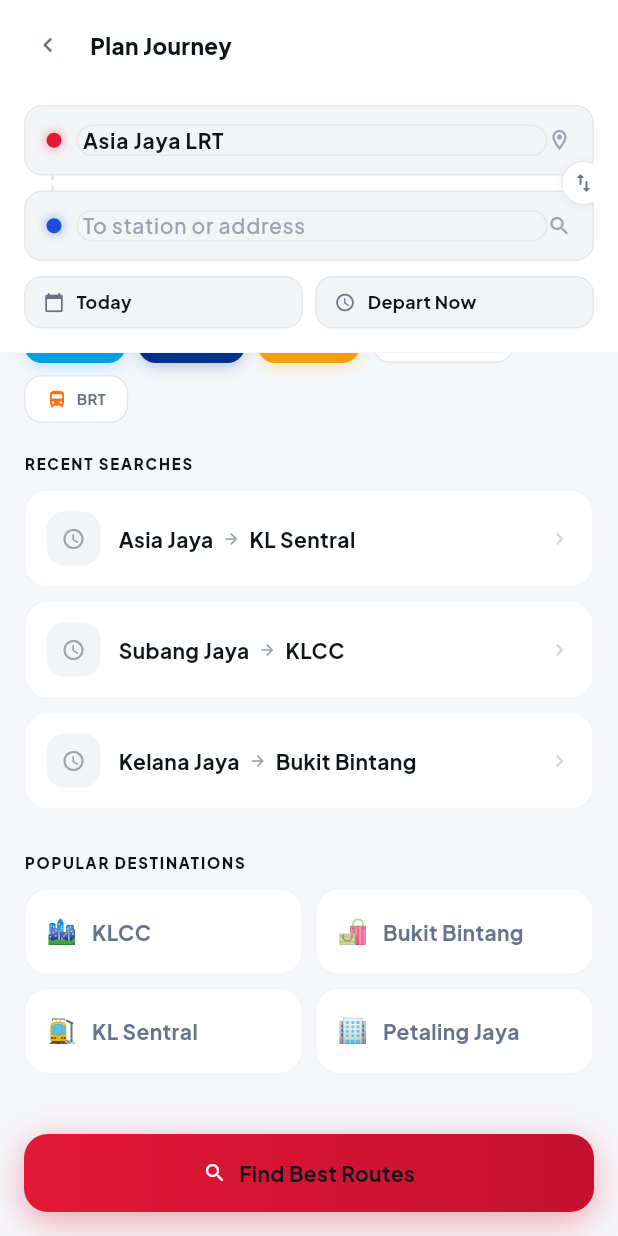
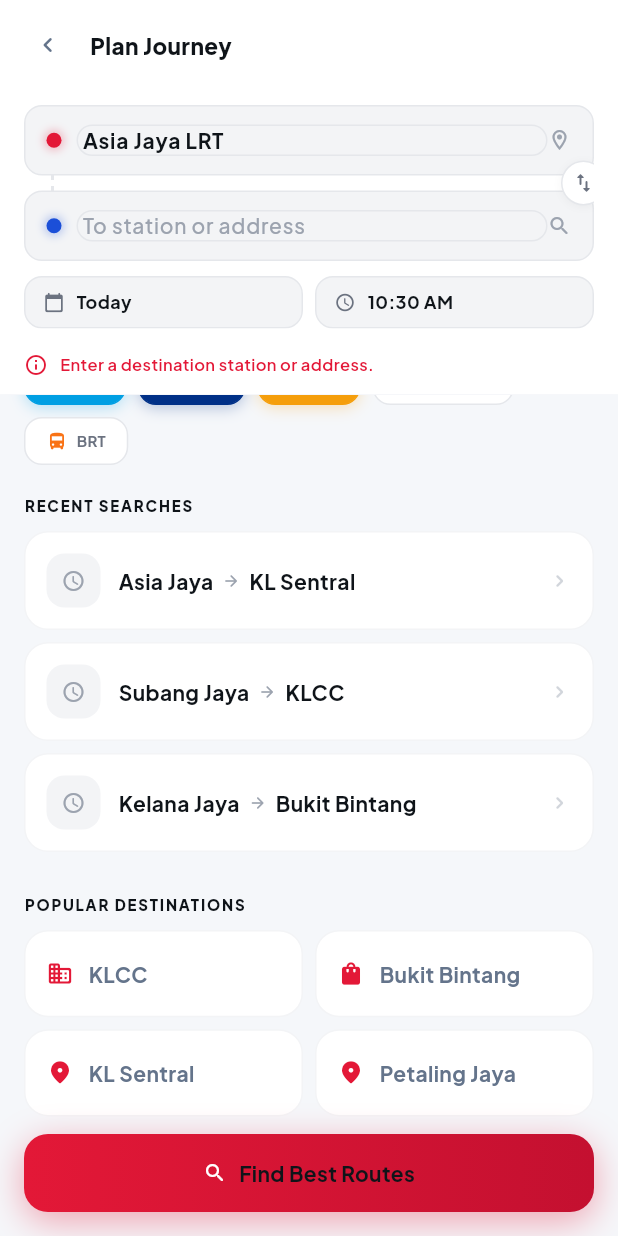
Before and after one commit to yanlok/smartroute, a Flutter app: the PlannerScreen widget shown alone on an empty page, opened directly with empty values, scrolled down 65 dp, after a tap on "Find Best Routes", on a phone screen of 412 x 824 dp. Run offline on Flutter 3.47's test engine with Material 3 defaults, Android fonts, the phone set to English and light mode, and no system bars; our stand-ins replace google_fonts, supabase_flutter; accounts and stored records are empty; statements that could not run were skipped.

Commit message:
feat: save current work

```diff
--- a/lib/features/planner/screens/planner_screen.dart
+++ b/lib/features/planner/screens/planner_screen.dart
@@ -24,6 +24,9 @@ class _PlannerScreenState extends State<PlannerScreen> {
   final _fromController = TextEditingController(text: 'Asia Jaya LRT');
   final _toController = TextEditingController();
   final _modes = {'lrt', 'mrt', 'bus'};
+  DateTime _selectedDate = DateTime.now();
+  TimeOfDay _selectedTime = TimeOfDay.now();
+  String? _formError;
 
   void _toggleMode(String mode) {
     setState(() {
@@ -33,6 +36,80 @@ class _PlannerScreenState extends State<PlannerScreen> {
         _modes.add(mode);
       }
     });
+  }
+
+  Future<void> _pickDate() async {
+    final date = await showDatePicker(
+      context: context,
+      firstDate: DateTime.now(),
+      lastDate: DateTime.now().add(const Duration(days: 30)),
+      initialDate: _selectedDate,
+      builder: (context, child) => Theme(
+        data: Theme.of(context).copyWith(
+          colorScheme: Theme.of(
+            context,
+          ).colorScheme.copyWith(primary: AppColors.primary),
+        ),
+        child: child!,
+      ),
+    );
+    if (date != null) {
+      setState(() => _selectedDate = date);
+    }
+  }
+
+  Future<void> _pickTime() async {
+    final time = await showTimePicker(
+      context: context,
+      initialTime: _selectedTime,
+      builder: (context, child) => Theme(
+        data: Theme.of(context).copyWith(
+          colorScheme: Theme.of(
+            context,
+          ).colorScheme.copyWith(primary: AppColors.primary),
+        ),
+        child: child!,
+      ),
+    );
+    if (time != null) {
+      setState(() => _selectedTime = time);
+    }
+  }
+
+  void _findRoutes() {
+    final from = _fromController.text.trim();
+    final to = _toController.text.trim();
+    setState(() {
+      _formError = from.isEmpty
+          ? 'Enter a starting station or address.'
+          : to.isEmpty
+          ? 'Enter a destination station or address.'
+          : _modes.isEmpty
+          ? 'Select at least one transport mode.'
+          : null;
+    });
+    if (_formError == null) {
+      widget.onNavigate(AppScreen.routeResults);
+    }
+  }
+
+  String _dateLabel() {
+    final today = DateTime.now();
+    if (_selectedDate.year == today.year &&
+        _selectedDate.month == today.month &&
+        _selectedDate.day == today.day) {
+      return 'Today';
+    }
+    return '${_selectedDate.day}/${_selectedDate.month}';
+  }
+
+  String _timeLabel() {
+    final hour = _selectedTime.hourOfPeriod == 0
+        ? 12
+        : _selectedTime.hourOfPeriod;
+    final minute = _selectedTime.minute.toString().padLeft(2, '0');
+    final period = _selectedTime.period == DayPeriod.am ? 'AM' : 'PM';
+    return '$hour:$minute $period';
   }
 
   @override
@@ -54,9 +131,7 @@ class _PlannerScreenState extends State<PlannerScreen> {
           ),
           child: Column(
             children: [
-              SizedBox(
-                height: MediaQuery.of(context).padding.top,
-              ),
+              SizedBox(height: MediaQuery.of(context).padding.top),
               Padding(
                 padding: const EdgeInsets.fromLTRB(8, 6, 16, 16),
                 child: Row(
@@ -73,10 +148,7 @@ class _PlannerScreenState extends State<PlannerScreen> {
                       ),
                     ),
                     const SizedBox(width: 4),
-                    Text(
-                      'Plan Journey',
-                      style: AppTypography.titleMedium,
-                    ),
+                    Text('Plan Journey', style: AppTypography.titleMedium),
                   ],
                 ),
               ),
@@ -134,13 +206,15 @@ class _PlannerScreenState extends State<PlannerScreen> {
                             padding: const EdgeInsets.all(6),
                             decoration: BoxDecoration(
                               color: Colors.white,
-                              border:
-                                  Border.all(color: AppColors.divider),
+                              border: Border.all(color: AppColors.divider),
                               shape: BoxShape.circle,
                               boxShadow: AppShadows.card,
                             ),
-                            child: const Icon(Icons.swap_vert_rounded,
-                                size: 16, color: AppColors.mutedForeground),
+                            child: const Icon(
+                              Icons.swap_vert_rounded,
+                              size: 16,
+                              color: AppColors.mutedForeground,
+                            ),
                           ),
                         ),
                       ),
@@ -155,43 +229,39 @@ class _PlannerScreenState extends State<PlannerScreen> {
                 child: Row(
                   children: [
                     Expanded(
-                      child: Container(
-                        padding: const EdgeInsets.symmetric(
-                            horizontal: 12, vertical: 8),
-                        decoration: BoxDecoration(
-                          color: AppColors.mutedBg,
-                          borderRadius: BorderRadius.circular(AppRadius.md),
-                          border: Border.all(color: AppColors.divider),
-                        ),
-                        child: Row(
-                          children: [
-                            const Icon(Icons.calendar_today_rounded,
-                                size: 14, color: AppColors.mutedForeground),
-                            const SizedBox(width: 8),
-                            Text('Today',
-                                style: AppTypography.bodySmall),
-                          ],
-                        ),
+                      child: _PlannerOption(
+                        icon: Icons.calendar_today_rounded,
+                        label: _dateLabel(),
+                        onTap: _pickDate,
                       ),
                     ),
                     const SizedBox(width: 8),
                     Expanded(
-                      child: Container(
-                        padding: const EdgeInsets.symmetric(
-                            horizontal: 12, vertical: 8),
-                        decoration: BoxDecoration(
-                          color: AppColors.mutedBg,
-                          borderRadius: BorderRadius.circular(AppRadius.md),
-                          border: Border.all(color: AppColors.divider),
+                      child: _PlannerOption(
+                        icon: Icons.access_time_rounded,
+                        label: _timeLabel(),
+                        onTap: _pickTime,
                       ),
+                    ),
+                  ],
+                ),
+              ),
+              if (_formError != null)
+                Padding(
+                  padding: const EdgeInsets.fromLTRB(16, 0, 16, 12),
                   child: Row(
                     children: [
-                            const Icon(Icons.access_time_rounded,
-                                size: 14, color: AppColors.mutedForeground),
+                      const Icon(
+                        Icons.info_outline_rounded,
+                        size: 16,
+                        color: AppColors.primary,
+                      ),
                       const SizedBox(width: 8),
-                            Text('Depart Now',
-                                style: AppTypography.bodySmall),
-                          ],
+                      Expanded(
+                        child: Text(
+                          _formError!,
+                          style: AppTypography.labelLarge.copyWith(
+                            color: AppColors.primary,
                           ),
                         ),
                       ),
@@ -219,14 +289,19 @@ class _PlannerScreenState extends State<PlannerScreen> {
                     runSpacing: 8,
                     children: _modeList.map((m) {
                       final on = _modes.contains(m['id']);
-                    final color = Color(int.parse(
-                        '0xFF${(m['color'] as String).replaceFirst('#', '')}'));
+                      final color = Color(
+                        int.parse(
+                          '0xFF${(m['color'] as String).replaceFirst('#', '')}',
+                        ),
+                      );
                       return GestureDetector(
                         onTap: () => _toggleMode(m['id'] as String),
                         child: AnimatedContainer(
                           duration: const Duration(milliseconds: 200),
                           padding: const EdgeInsets.symmetric(
-                            horizontal: 14, vertical: 8),
+                            horizontal: 14,
+                            vertical: 8,
+                          ),
                           decoration: BoxDecoration(
                             color: on ? color : Colors.white,
                             borderRadius: BorderRadius.circular(AppRadius.md),
@@ -239,22 +314,27 @@ class _PlannerScreenState extends State<PlannerScreen> {
                                       color: color.withValues(alpha: 0.27),
                                       blurRadius: 8,
                                       offset: const Offset(0, 2),
-                                  )
+                                    ),
                                   ]
                                 : null,
                           ),
                           child: Row(
                             mainAxisSize: MainAxisSize.min,
                             children: [
-                            Icon(m['icon'] as IconData,
-                                size: 14, color: on ? Colors.white : color),
+                              Icon(
+                                m['icon'] as IconData,
+                                size: 14,
+                                color: on ? Colors.white : color,
+                              ),
                               const SizedBox(width: 6),
-                            Text(m['label'] as String,
+                              Text(
+                                m['label'] as String,
                                 style: AppTypography.captionBold.copyWith(
                                   color: on
                                       ? Colors.white
                                       : AppColors.mutedForeground,
-                                )),
+                                ),
+                              ),
                             ],
                           ),
                         ),
@@ -285,29 +365,43 @@ class _PlannerScreenState extends State<PlannerScreen> {
                                 padding: const EdgeInsets.all(10),
                                 decoration: BoxDecoration(
                                   color: AppColors.mutedBg,
-                                borderRadius:
-                                    BorderRadius.circular(AppRadius.md),
+                                  borderRadius: BorderRadius.circular(
+                                    AppRadius.md,
                                   ),
-                              child: const Icon(Icons.access_time_rounded,
-                                  size: 16, color: AppColors.iconGray),
+                                ),
+                                child: const Icon(
+                                  Icons.access_time_rounded,
+                                  size: 16,
+                                  color: AppColors.iconGray,
+                                ),
                               ),
                               const SizedBox(width: 12),
                               Expanded(
                                 child: Row(
                                   children: [
-                                  Text(s['from']!,
-                                      style: AppTypography.bodyLarge),
+                                    Text(
+                                      s['from']!,
+                                      style: AppTypography.bodyLarge,
+                                    ),
                                     const SizedBox(width: 6),
-                                  const Icon(Icons.arrow_forward_rounded,
-                                      size: 12, color: AppColors.iconGray),
+                                    const Icon(
+                                      Icons.arrow_forward_rounded,
+                                      size: 12,
+                                      color: AppColors.iconGray,
+                                    ),
                                     const SizedBox(width: 6),
-                                  Text(s['to']!,
-                                      style: AppTypography.bodyLarge),
+                                    Text(
+                                      s['to']!,
+                                      style: AppTypography.bodyLarge,
+                                    ),
                                   ],
                                 ),
                               ),
-                            const Icon(Icons.chevron_right_rounded,
-                                size: 16, color: Color(0xFFD1D5DB)),
+                              const Icon(
+                                Icons.chevron_right_rounded,
+                                size: 16,
+                                color: Color(0xFFD1D5DB),
+                              ),
                             ],
                           ),
                         ),
@@ -328,11 +422,12 @@ class _PlannerScreenState extends State<PlannerScreen> {
                     mainAxisSpacing: 8,
                     childAspectRatio: 3.2,
                     children: popularDestinations.map((d) {
-                    return GestureDetector(
+                      return InkWell(
                         onTap: () {
                           _toController.text = d['name']!;
-                        widget.onNavigate(AppScreen.routeResults);
+                          setState(() => _formError = null);
                         },
+                        borderRadius: BorderRadius.circular(AppRadius.lg),
                         child: Container(
                           padding: const EdgeInsets.all(14),
                           decoration: BoxDecoration(
@@ -342,13 +437,18 @@ class _PlannerScreenState extends State<PlannerScreen> {
                           ),
                           child: Row(
                             children: [
-                            Text(d['emoji']!,
-                                style: const TextStyle(fontSize: 16)),
+                              Icon(
+                                _destinationIcon(d['name']!),
+                                size: 18,
+                                color: AppColors.primary,
+                              ),
                               const SizedBox(width: 10),
-                            Text(d['name']!,
+                              Text(
+                                d['name']!,
                                 style: AppTypography.bodyLarge.copyWith(
                                   color: AppColors.textSecondary,
-                                )),
+                                ),
+                              ),
                             ],
                           ),
                         ),
@@ -367,23 +467,27 @@ class _PlannerScreenState extends State<PlannerScreen> {
           padding: const EdgeInsets.fromLTRB(16, 0, 16, 16),
           color: AppColors.background,
           child: GestureDetector(
-            onTap: () => widget.onNavigate(AppScreen.routeResults),
+            onTap: _findRoutes,
             child: Container(
               width: double.infinity,
               padding: const EdgeInsets.symmetric(vertical: 16),
               decoration: BoxDecoration(
                 gradient: const LinearGradient(
-                    colors: AppColors.gradientPrimary),
+                  colors: AppColors.gradientPrimary,
+                ),
                 borderRadius: BorderRadius.circular(AppRadius.lg),
                 boxShadow: AppShadows.ctaButton,
               ),
               child: Row(
                 mainAxisAlignment: MainAxisAlignment.center,
                 children: [
-                  const Icon(Icons.search_rounded, color: Colors.white, size: 16),
+                  const Icon(
+                    Icons.search_rounded,
+                    color: Colors.white,
+                    size: 16,
+                  ),
                   const SizedBox(width: 8),
-                  Text('Find Best Routes',
-                      style: AppTypography.bodyLarge),
+                  Text('Find Best Routes', style: AppTypography.bodyLarge),
                 ],
               ),
             ),
@@ -391,6 +495,57 @@ class _PlannerScreenState extends State<PlannerScreen> {
         ),
       ],
     );
+  }
+}
+
+class _PlannerOption extends StatelessWidget {
+  final IconData icon;
+  final String label;
+  final VoidCallback onTap;
+
+  const _PlannerOption({
+    required this.icon,
+    required this.label,
+    required this.onTap,
+  });
+
+  @override
+  Widget build(BuildContext context) {
+    return Material(
+      color: Colors.transparent,
+      child: InkWell(
+        onTap: onTap,
+        borderRadius: BorderRadius.circular(AppRadius.md),
+        child: Ink(
+          padding: const EdgeInsets.symmetric(horizontal: 12, vertical: 8),
+          decoration: BoxDecoration(
+            color: AppColors.mutedBg,
+            borderRadius: BorderRadius.circular(AppRadius.md),
+            border: Border.all(color: AppColors.divider),
+          ),
+          child: Row(
+            children: [
+              Icon(icon, size: 14, color: AppColors.mutedForeground),
+              const SizedBox(width: 8),
+              Flexible(child: Text(label, style: AppTypography.bodySmall)),
+            ],
+          ),
+        ),
+      ),
+    );
+  }
+}
+
+IconData _destinationIcon(String name) {
+  switch (name) {
+    case 'KLCC':
+      return Icons.business_rounded;
+    case 'Bukit Bintang':
+      return Icons.shopping_bag_rounded;
+    case 'Mid Valley':
+      return Icons.storefront_rounded;
+    default:
+      return Icons.place_rounded;
   }
 }
 
@@ -435,8 +590,7 @@ class _SectionLabel extends StatelessWidget {
 
   @override
   Widget build(BuildContext context) {
-    return Text(text,
-        style: AppTypography.captionBlack);
+    return Text(text, style: AppTypography.captionBlack);
   }
 }
 
@@ -474,7 +628,8 @@ class _StationInput extends StatelessWidget {
                 BoxShadow(
                   color: dotColor.withValues(alpha: 0.25),
                   blurRadius: 4,
-                    spreadRadius: 2),
+                  spreadRadius: 2,
+                ),
               ],
             ),
           ),
@@ -491,7 +646,8 @@ class _StationInput extends StatelessWidget {
                 contentPadding: EdgeInsets.zero,
                 hintText: placeholder,
                 hintStyle: AppTypography.bodyMedium.copyWith(
-                    color: AppColors.iconGray),
+                  color: AppColors.iconGray,
+                ),
               ),
             ),
           ),
@@ -513,8 +669,7 @@ class _DashedLinePainter extends CustomPainter {
     double startY = 0;
     final height = 60.0;
     while (startY < height) {
-      canvas.drawLine(
-          Offset(0, startY), Offset(0, startY + dashWidth), paint);
+      canvas.drawLine(Offset(0, startY), Offset(0, startY + dashWidth), paint);
       startY += dashWidth + dashSpace;
     }
   }
--- a/pubspec.yaml
+++ b/pubspec.yaml
@@ -24,7 +24,3 @@ dev_dependencies:
 
 flutter:
   uses-material-design: true
-
-  assets:
-    - assets/images/
-    - assets/icons/
```
Also changed, not shown: 1 other file. Lines whose indentation alone changed are shown as unchanged.
